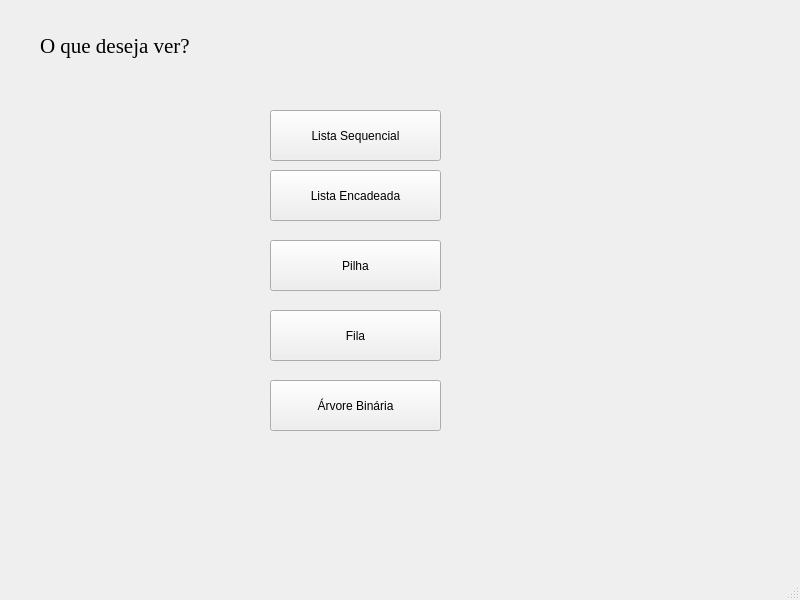
Above: forms/mainwindow.ui from Marrquito/ProjetoFinalED before the change. Below: the same form after it.
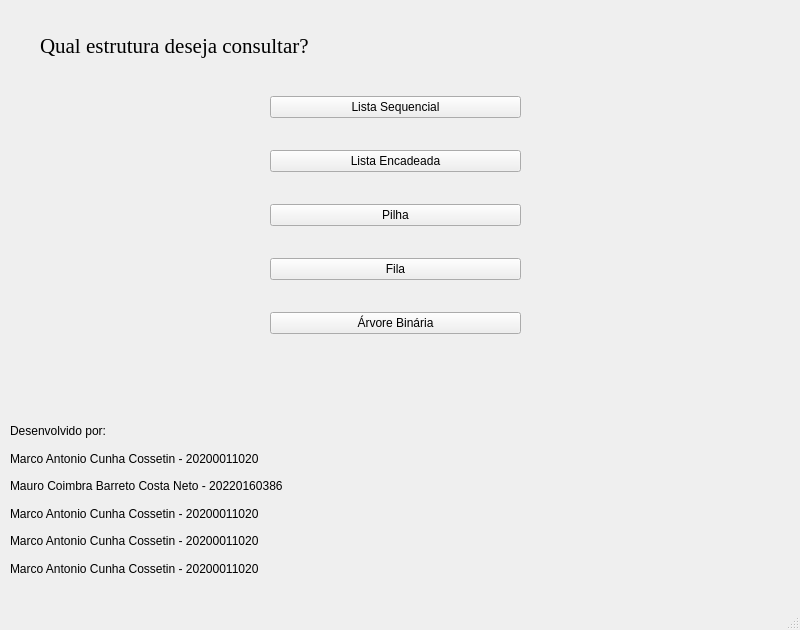
That is the form after the change. Icons and pictures are not drawn.

Diff of the .ui file:
```diff
--- a/forms/mainwindow.ui
+++ b/forms/mainwindow.ui
@@ -7,84 +7,19 @@
     <x>0</x>
     <y>0</y>
     <width>800</width>
-    <height>600</height>
+    <height>630</height>
    </rect>
   </property>
   <property name="windowTitle">
    <string>MainWindow</string>
   </property>
   <widget class="QWidget" name="centralwidget">
-   <widget class="QPushButton" name="btnListaSec">
-    <property name="geometry">
-     <rect>
-      <x>270</x>
-      <y>110</y>
-      <width>171</width>
-      <height>51</height>
-     </rect>
-    </property>
-    <property name="text">
-     <string>Lista Sequencial</string>
-    </property>
-   </widget>
-   <widget class="QPushButton" name="btnListaEnc">
-    <property name="geometry">
-     <rect>
-      <x>270</x>
-      <y>170</y>
-      <width>171</width>
-      <height>51</height>
-     </rect>
-    </property>
-    <property name="text">
-     <string>Lista Encadeada</string>
-    </property>
-   </widget>
-   <widget class="QPushButton" name="btnArvore">
-    <property name="geometry">
-     <rect>
-      <x>270</x>
-      <y>380</y>
-      <width>171</width>
-      <height>51</height>
-     </rect>
-    </property>
-    <property name="text">
-     <string>Árvore Binária</string>
-    </property>
-   </widget>
-   <widget class="QPushButton" name="btnFila">
-    <property name="geometry">
-     <rect>
-      <x>270</x>
-      <y>310</y>
-      <width>171</width>
-      <height>51</height>
-     </rect>
-    </property>
-    <property name="text">
-     <string>Fila</string>
-    </property>
-   </widget>
-   <widget class="QPushButton" name="btnPilha">
-    <property name="geometry">
-     <rect>
-      <x>270</x>
-      <y>240</y>
-      <width>171</width>
-      <height>51</height>
-     </rect>
-    </property>
-    <property name="text">
-     <string>Pilha</string>
-    </property>
-   </widget>
    <widget class="QLabel" name="label">
     <property name="geometry">
      <rect>
       <x>40</x>
       <y>20</y>
-      <width>261</width>
+      <width>411</width>
       <height>51</height>
      </rect>
     </property>
@@ -95,7 +30,7 @@
      </font>
     </property>
     <property name="text">
-     <string>O que deseja ver?</string>
+     <string>Qual estrutura deseja consultar?</string>
     </property>
     <property name="textFormat">
      <enum>Qt::AutoText</enum>
@@ -104,6 +39,116 @@
      <bool>true</bool>
     </property>
    </widget>
+   <widget class="QWidget" name="">
+    <property name="geometry">
+     <rect>
+      <x>270</x>
+      <y>70</y>
+      <width>251</width>
+      <height>291</height>
+     </rect>
+    </property>
+    <layout class="QVBoxLayout" name="verticalLayout">
+     <item>
+      <widget class="QPushButton" name="btnListaSec">
+       <property name="text">
+        <string>Lista Sequencial</string>
+       </property>
+      </widget>
+     </item>
+     <item>
+      <widget class="QPushButton" name="btnListaEnc">
+       <property name="text">
+        <string>Lista Encadeada</string>
+       </property>
+      </widget>
+     </item>
+     <item>
+      <widget class="QPushButton" name="btnPilha">
+       <property name="text">
+        <string>Pilha</string>
+       </property>
+      </widget>
+     </item>
+     <item>
+      <widget class="QPushButton" name="btnFila">
+       <property name="text">
+        <string>Fila</string>
+       </property>
+      </widget>
+     </item>
+     <item>
+      <widget class="QPushButton" name="btnArvore">
+       <property name="text">
+        <string>Árvore Binária</string>
+       </property>
+      </widget>
+     </item>
+    </layout>
+   </widget>
+   <widget class="QWidget" name="">
+    <property name="geometry">
+     <rect>
+      <x>10</x>
+      <y>420</y>
+      <width>508</width>
+      <height>159</height>
+     </rect>
+    </property>
+    <layout class="QVBoxLayout" name="verticalLayout_3">
+     <item>
+      <layout class="QVBoxLayout" name="verticalLayout_2">
+       <item>
+        <widget class="QLabel" name="label_2">
+         <property name="text">
+          <string>Desenvolvido por:</string>
+         </property>
+        </widget>
+       </item>
+       <item>
+        <widget class="QLabel" name="label_4">
+         <property name="font">
+          <font>
+           <family>Segoe UI</family>
+          </font>
+         </property>
+         <property name="text">
+          <string>Marco Antonio Cunha Cossetin - 20200011020</string>
+         </property>
+        </widget>
+       </item>
+       <item>
+        <widget class="QLabel" name="label_3">
+         <property name="text">
+          <string>Mauro Coimbra Barreto Costa Neto - 20220160386</string>
+         </property>
+        </widget>
+       </item>
+       <item>
+        <widget class="QLabel" name="label_5">
+         <property name="text">
+          <string>Marco Antonio Cunha Cossetin - 20200011020</string>
+         </property>
+        </widget>
+       </item>
+       <item>
+        <widget class="QLabel" name="label_7">
+         <property name="text">
+          <string>Marco Antonio Cunha Cossetin - 20200011020</string>
+         </property>
+        </widget>
+       </item>
+       <item>
+        <widget class="QLabel" name="label_6">
+         <property name="text">
+          <string>Marco Antonio Cunha Cossetin - 20200011020</string>
+         </property>
+        </widget>
+       </item>
+      </layout>
+     </item>
+    </layout>
+   </widget>
   </widget>
   <widget class="QMenuBar" name="menubar">
    <property name="geometry">
```
Left out of the diff: 5 changed lines with no effect on the pictures.
